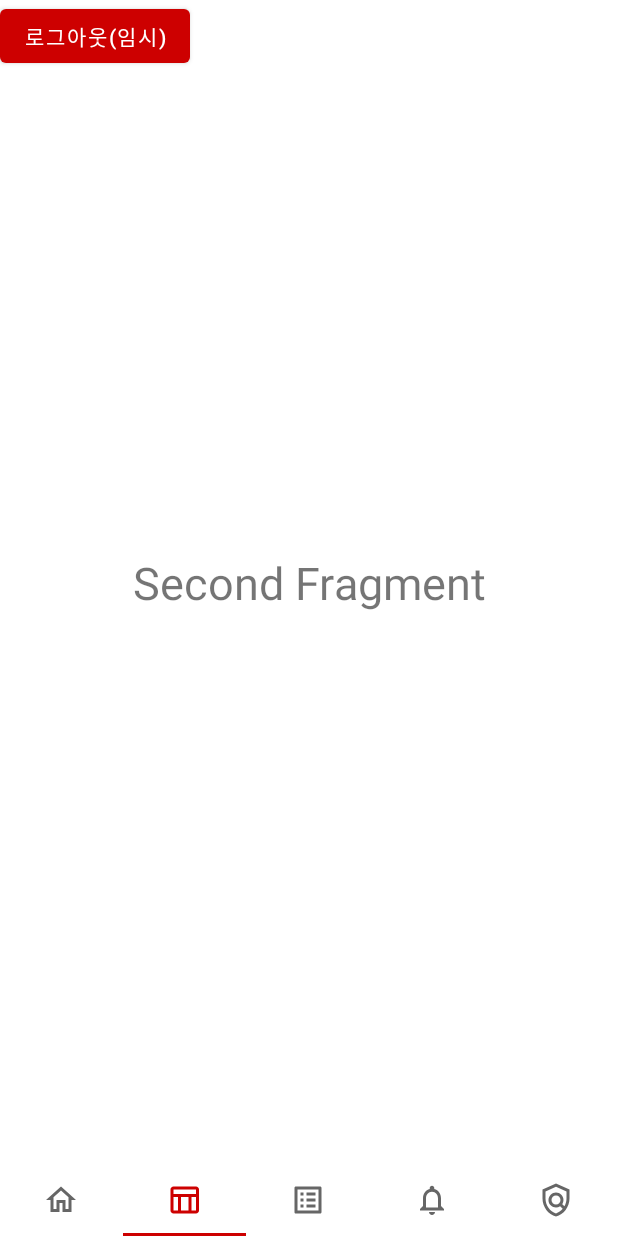
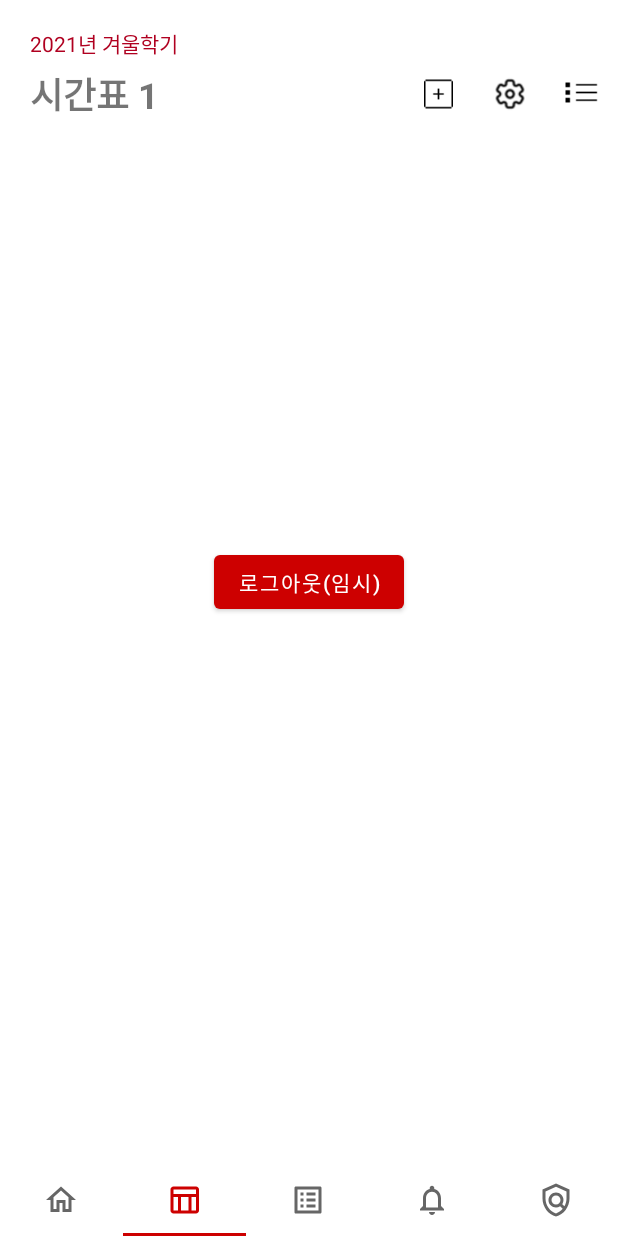
Before and after one commit to wafflestudio19-5/team11-android, an Android app: the MainActivity screen opened directly, with no data from a screen before it, item 2 of the bottom bar chosen, on a phone screen of 412 x 824 dp. Run offline under Robolectric (Android 15) with nearby library versions, the phone set to English and light mode, and no system bars; our stand-ins replace Dagger/Hilt's generated code, Firebase (no records; nobody signed in at launch, a user with empty details on screens opened directly).

```diff
--- a/ToyProject/app/build.gradle
+++ b/ToyProject/app/build.gradle
@@ -47,6 +47,7 @@ dependencies {
     implementation 'com.google.android.material:material:1.4.0'
     implementation 'androidx.constraintlayout:constraintlayout:2.1.0'
     implementation 'com.google.firebase:firebase-auth:19.2.0'
+    implementation 'androidx.gridlayout:gridlayout:1.0.0'
     testImplementation 'junit:junit:4.+'
     androidTestImplementation 'androidx.test.ext:junit:1.1.3'
     androidTestImplementation 'androidx.test.espresso:espresso-core:3.4.0'
@@ -111,6 +112,7 @@ dependencies {
     implementation 'com.google.firebase:firebase-firestore'
 
     // 카카오 로그인
+    implementation group: 'com.kakao.sdk', name: 'usermgmt', version: '1.30.6'
     implementation "com.kakao.sdk:v2-user:2.8.4" // 카카오 로그인
     implementation "com.kakao.sdk:v2-talk:2.8.4" // 친구, 메시지(카카오톡)
     implementation "com.kakao.sdk:v2-story:2.8.4" // 카카오스토리
--- a/ToyProject/app/src/main/AndroidManifest.xml
+++ b/ToyProject/app/src/main/AndroidManifest.xml
@@ -14,6 +14,7 @@
         android:theme="@style/Theme.ToyProject"
         android:usesCleartextTraffic="true" >
         <activity android:name=".ui.univsearch.UnivSearchActivity" />
+        <activity android:name=".ui.signup.SocialSignupActivity" />
         <activity android:name=".ui.main.MainActivity"/>
         <activity android:name=".ui.signup.SignupActivity"/>
         <activity android:name="com.example.toyproject.ui.profile.UserActivity"/>
--- a/ToyProject/app/src/main/java/com/example/toyproject/App.kt
+++ b/ToyProject/app/src/main/java/com/example/toyproject/App.kt
@@ -1,17 +1,21 @@
 package com.example.toyproject
 
 import android.app.Application
+import com.kakao.sdk.common.KakaoSdk
 import dagger.hilt.android.HiltAndroidApp
 import timber.log.Timber
+import kotlin.system.exitProcess
 
 @HiltAndroidApp
 class App : Application() {
 
     override fun onCreate() {
         super.onCreate()
+        KakaoSdk.init(this,getString(R.string.kakao_app_key))
 
         if (BuildConfig.DEBUG) {
             Timber.plant(Timber.DebugTree())
+
         }
     }
 
--- a/ToyProject/app/src/main/java/com/example/toyproject/network/Service.kt
+++ b/ToyProject/app/src/main/java/com/example/toyproject/network/Service.kt
@@ -11,14 +11,14 @@ interface Service {
     @GET("/api/v1/register/check_id/")
     fun checkId(@Query("user_id") user_id : String) : Call<RegisterCheck>
 
-    @GET("/api/v1/register/check_email")
+    @GET("/api/v1/register/check_email/")
     fun checkEmail(@Query("email") email : String) : Call<RegisterCheck>
 
-    @GET("/api/v1/register/check_nickname")
+    @GET("/api/v1/register/check_nickname/")
     fun checkNickname(@Query("nickname") nickname : String) : Call<RegisterCheck>
 
-    @GET("api/v1/register/university")
-    suspend fun getUniversityList() : List<University>
+    @GET("api/v1/register/university/")
+    suspend fun getUniversityList() : GetUniversity
 
     @POST("api/v1/register/")
     fun register(@Body param : Signup) : Call<SignupResponse>
@@ -35,10 +35,10 @@ interface Service {
     @POST("api/v1/login/google")
     fun googleLogin(@Body param : LoginSocial) : Call<LoginSocialResponse>
 
-    @POST("api/v1/register/kakao")
+    @POST("api/v1/register/kakao/")
     fun kakaoRegister(@Body param : RegisterSocial) : Call<RegisterSocialResponse>
 
-    @POST("api/v1/login/kakao")
+    @POST("api/v1/login/kakao/")
     fun kakaoLogin(@Body param : LoginSocial) : Call<LoginSocialResponse>
 
 }
--- a/ToyProject/app/src/main/java/com/example/toyproject/network/dto/LoginSocial.kt
+++ b/ToyProject/app/src/main/java/com/example/toyproject/network/dto/LoginSocial.kt
@@ -8,7 +8,7 @@ data class LoginSocial(
 )
 
 data class LoginSocialResponse(
-    val success : String?,
+    val success : Boolean,
     val token : String?,
     val non_field_error : String?,
     val access_token : String?
--- a/ToyProject/app/src/main/java/com/example/toyproject/network/dto/RegisterCheck.kt
+++ b/ToyProject/app/src/main/java/com/example/toyproject/network/dto/RegisterCheck.kt
@@ -1,6 +1,6 @@
 package com.example.toyproject.network.dto
 
 data class RegisterCheck (
-    val check : String,
+    val check : Boolean,
     val detail : String
 )
--- a/ToyProject/app/src/main/java/com/example/toyproject/network/dto/University.kt
+++ b/ToyProject/app/src/main/java/com/example/toyproject/network/dto/University.kt
@@ -1,6 +1,10 @@
 package com.example.toyproject.network.dto
 
-data class University(
+data class GetUniversity(
+    val university_list : List<University>
+)
+
+data class University (
     val id : Int,
     val name : String
 )
--- a/ToyProject/app/src/main/java/com/example/toyproject/ui/main/MainActivity.kt
+++ b/ToyProject/app/src/main/java/com/example/toyproject/ui/main/MainActivity.kt
@@ -4,6 +4,7 @@ import android.content.Intent
 import android.content.SharedPreferences
 import androidx.appcompat.app.AppCompatActivity
 import android.os.Bundle
+import android.view.View
 import androidx.core.content.edit
 import androidx.core.content.res.ResourcesCompat
 import androidx.viewpager2.widget.ViewPager2
@@ -63,7 +64,7 @@ class MainActivity : AppCompatActivity() {
             }
         }.attach()
 
-
+        // binding.logoutButton.visibility = View.GONE
         // Google 로그아웃 부분
         var gso = GoogleSignInOptions.Builder(GoogleSignInOptions.DEFAULT_SIGN_IN)
             // .requestIdToken(getString(R.string.firebase_web_client_id))
--- a/ToyProject/app/src/main/java/com/example/toyproject/ui/signup/SignupActivity.kt
+++ b/ToyProject/app/src/main/java/com/example/toyproject/ui/signup/SignupActivity.kt
@@ -95,7 +95,7 @@ class SignupActivity: AppCompatActivity() {
             }
         }
         viewModel.idCheckResult.observe(this, {
-            if(it.check=="True") {
+            if(it.check==true) {
                 idChecked = true
                 binding.idCheckButton.text = "확인 완료"
                 Toast.makeText(this, it.detail, Toast.LENGTH_LONG).show()
@@ -116,7 +116,7 @@ class SignupActivity: AppCompatActivity() {
             }
         }
         viewModel.emailCheckResult.observe(this, {
-            if(it.check=="True") {
+            if(it.check==true) {
                 emailChecked = true
                 binding.emailCheckButton.text = "확인 완료"
                 Toast.makeText(this, it.detail, Toast.LENGTH_LONG).show()
@@ -137,7 +137,7 @@ class SignupActivity: AppCompatActivity() {
             }
         }
         viewModel.nicknameCheckResult.observe(this, {
-            if(it.check=="True") {
+            if(it.check) {
                 nicknameChecked = true
                 binding.nicknameCheckButton.text = "확인 완료"
                 Toast.makeText(this, it.detail, Toast.LENGTH_LONG).show()
--- a/ToyProject/app/src/main/java/com/example/toyproject/ui/signup/SocialSignupActivity.kt
+++ b/ToyProject/app/src/main/java/com/example/toyproject/ui/signup/SocialSignupActivity.kt
@@ -65,7 +65,7 @@ class SocialSignupActivity: AppCompatActivity() {
             }
         }
         viewModel.nicknameCheckResult.observe(this, {
-            if(it.check=="True") {
+            if(it.check) {
                 nicknameChecked = true
                 binding.nicknameCheckButton.text = "확인 완료"
                 Toast.makeText(this, it.detail, Toast.LENGTH_LONG).show()
--- a/ToyProject/app/src/main/java/com/example/toyproject/ui/univsearch/UnivSearchViewModel.kt
+++ b/ToyProject/app/src/main/java/com/example/toyproject/ui/univsearch/UnivSearchViewModel.kt
@@ -2,6 +2,7 @@ package com.example.toyproject.ui.univsearch
 
 import androidx.lifecycle.ViewModel
 import com.example.toyproject.network.Service
+import com.example.toyproject.network.dto.GetUniversity
 import com.example.toyproject.network.dto.University
 import dagger.hilt.android.lifecycle.HiltViewModel
 import kotlinx.coroutines.runBlocking
@@ -13,7 +14,7 @@ class UnivSearchViewModel @Inject constructor(
     private val service: Service
 ) : ViewModel() {
 
-    fun loadUnivList() : List<University> = runBlocking {
+    fun loadUnivList() : GetUniversity = runBlocking {
         service.getUniversityList()
     }
 }
--- a/ToyProject/app/src/main/res/layout/activity_main.xml
+++ b/ToyProject/app/src/main/res/layout/activity_main.xml
@@ -57,6 +57,8 @@
         android:layout_width="wrap_content"
         android:layout_height="wrap_content"
         android:text="로그아웃(임시)"
-        tools:layout_editor_absoluteX="197dp"
-        tools:layout_editor_absoluteY="377dp" />
+        app:layout_constraintBottom_toBottomOf="@+id/pager"
+        app:layout_constraintEnd_toEndOf="parent"
+        app:layout_constraintStart_toStartOf="parent"
+        app:layout_constraintTop_toTopOf="parent" />
 </androidx.constraintlayout.widget.ConstraintLayout>
--- a/ToyProject/app/src/main/res/layout/fragment_table.xml
+++ b/ToyProject/app/src/main/res/layout/fragment_table.xml
@@ -5,15 +5,88 @@
     android:layout_width="match_parent"
     android:layout_height="match_parent">
 
-    <TextView
-        android:id="@+id/second_text"
-        android:layout_width="wrap_content"
-        android:layout_height="wrap_content"
-        android:text="Second Fragment"
-        android:textSize="30dp"
+    <androidx.constraintlayout.widget.ConstraintLayout
+        android:id="@+id/constraintLayout"
+        android:layout_width="match_parent"
+        android:layout_height="0dp"
+        app:layout_constraintEnd_toEndOf="parent"
+        app:layout_constraintStart_toStartOf="parent"
+        app:layout_constraintTop_toTopOf="parent">
+
+        <TextView
+            android:id="@+id/textView9"
+            android:layout_width="wrap_content"
+            android:layout_height="wrap_content"
+            android:layout_marginStart="20dp"
+            android:layout_marginTop="18dp"
+            android:text="2021년 겨울학기"
+            android:textColor="@color/Error"
+            app:layout_constraintStart_toStartOf="parent"
+            app:layout_constraintTop_toTopOf="parent" />
+
+        <TextView
+            android:id="@+id/textView10"
+            android:layout_width="wrap_content"
+            android:layout_height="wrap_content"
+            android:layout_marginStart="20dp"
+            android:layout_marginTop="5dp"
+            android:text="시간표 1"
+            android:textSize="24sp"
+            android:textStyle="bold"
+            app:layout_constraintStart_toStartOf="parent"
+            app:layout_constraintTop_toBottomOf="@+id/textView9" />
+
+        <ImageButton
+            android:id="@+id/table_button_add"
+            android:layout_width="48sp"
+            android:layout_height="36sp"
+            android:backgroundTint="@color/Background"
+            style="?android:attr/borderlessButtonStyle"
+            app:layout_constraintBottom_toBottomOf="parent"
+            app:layout_constraintEnd_toStartOf="@+id/table_button_setting"
+            app:srcCompat="@drawable/table_button_add"
+            android:stateListAnimator="@null" />
+
+        <ImageButton
+            android:id="@+id/table_button_setting"
+            android:layout_width="48sp"
+            android:layout_height="36sp"
+            android:backgroundTint="@color/Background"
+            style="?android:attr/borderlessButtonStyle"
+            android:scaleType="centerCrop"
+            app:layout_constraintBottom_toBottomOf="parent"
+            app:layout_constraintEnd_toStartOf="@+id/table_button_list"
+            app:srcCompat="@drawable/table_button_setting"
+            android:stateListAnimator="@null" />
+
+        <ImageButton
+            android:id="@+id/table_button_list"
+            style="?android:attr/borderlessButtonStyle"
+            android:layout_width="48dp"
+            android:layout_height="36dp"
+            android:layout_marginBottom="1dp"
+            android:backgroundTint="@color/Background"
+            android:scaleType="fitEnd"
+            app:layout_constraintBottom_toBottomOf="parent"
+            app:layout_constraintEnd_toEndOf="parent"
+            app:srcCompat="@drawable/table_button_list"
+            android:stateListAnimator="@null" />
+
+
+    </androidx.constraintlayout.widget.ConstraintLayout>
+
+    <ScrollView
+        android:layout_width="match_parent"
+        android:layout_height="0dp"
+        android:layout_marginTop="5dp"
         app:layout_constraintBottom_toBottomOf="parent"
         app:layout_constraintEnd_toEndOf="parent"
         app:layout_constraintStart_toStartOf="parent"
-        app:layout_constraintTop_toTopOf="parent" />
+        app:layout_constraintTop_toBottomOf="@+id/constraintLayout">
+
+        <androidx.constraintlayout.widget.ConstraintLayout
+            android:layout_width="match_parent"
+            android:layout_height="wrap_content"/>
+    </ScrollView>
 
 </androidx.constraintlayout.widget.ConstraintLayout>
```
Also changed, not shown: ToyProject/app/src/main/java/com/example/toyproject/ui/login/LoginActivity.kt (+46 -34 lines), ToyProject/app/src/main/java/com/example/toyproject/ui/login/LoginViewModel.kt (+6 -5 lines), ToyProject/app/src/main/java/com/example/toyproject/ui/univsearch/UnivSearchActivity.kt (+16 -4 lines), ToyProject/app/src/main/java/com/example/toyproject/network/dto/Signup.kt (line endings or trailing spaces), ToyProject/app/src/main/res/drawable/table_button_add.png (added), ToyProject/app/src/main/res/drawable/table_button_list.png (added), ToyProject/app/src/main/res/drawable/table_button_setting.png (added).
